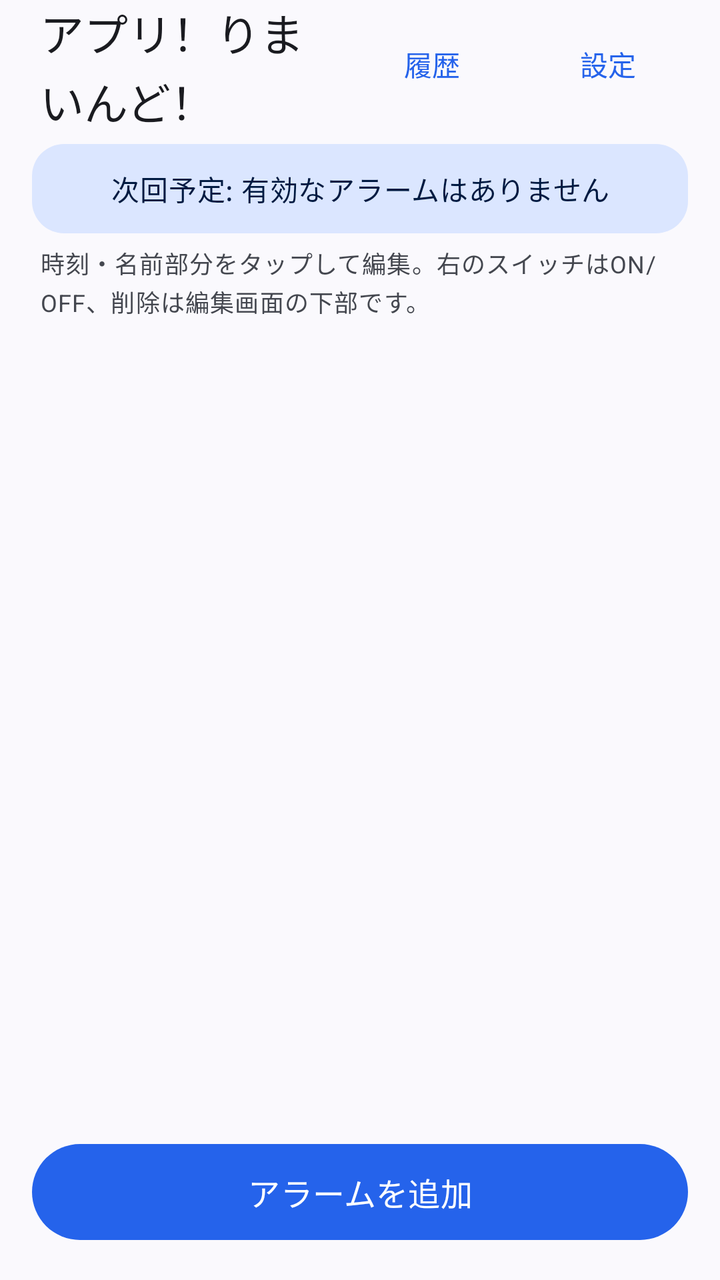
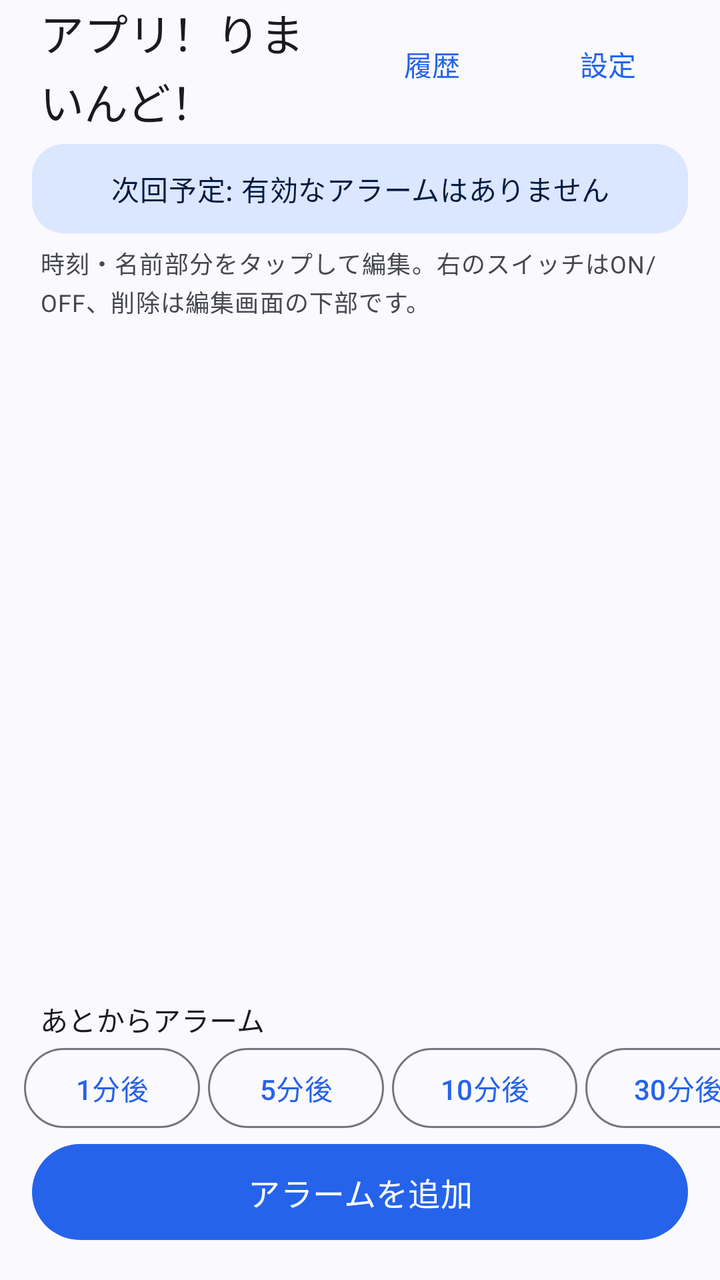

Compare the two renders of this Android layout. The source of the first and the diff that turns it into the second are given below.
<!-- AndroidManifest.xml: application theme Theme.AppAlarm -->
<!-- res/layout/activity_main.xml -->
<?xml version="1.0" encoding="utf-8"?>
<LinearLayout xmlns:android="http://schemas.android.com/apk/res/android" xmlns:app="http://schemas.android.com/apk/res-auto"
    android:layout_width="match_parent"
    android:layout_height="match_parent"
    android:background="?attr/colorSurface"
    android:fitsSystemWindows="true"
    android:orientation="vertical">

    <LinearLayout
        android:layout_width="match_parent"
        android:layout_height="64dp"
        android:gravity="center_vertical"
        android:orientation="horizontal"
        android:paddingStart="20dp"
        android:paddingEnd="12dp">

        <TextView
            android:layout_width="0dp"
            android:layout_height="wrap_content"
            android:layout_weight="1"
            android:text="@string/app_name"
            android:textAppearance="?attr/textAppearanceTitleLarge"
            android:textColor="?attr/colorOnSurface" />

        <Button
            android:id="@+id/btn_history"
            style="@style/Widget.Material3.Button.TextButton"
            android:layout_width="wrap_content"
            android:layout_height="wrap_content"
            android:text="履歴"
            android:textColor="?attr/colorPrimary" />
        <Button
            android:id="@+id/btn_settings"
            style="@style/Widget.Material3.Button.TextButton"
            android:layout_width="wrap_content"
            android:layout_height="wrap_content"
            android:text="設定"
            android:textColor="?attr/colorPrimary" />
    </LinearLayout>

    <HorizontalScrollView
        android:id="@+id/scroll_groups"
        android:layout_width="match_parent"
        android:layout_height="wrap_content"
        android:paddingStart="16dp"
        android:paddingEnd="16dp"
        android:scrollbars="none">

        <com.google.android.material.chip.ChipGroup
            android:id="@+id/chip_group_tags"
            android:layout_width="wrap_content"
            android:layout_height="wrap_content"
            app:selectionRequired="true"
            app:singleLine="true"
            app:singleSelection="true" />
    </HorizontalScrollView>

    <TextView
        android:id="@+id/tv_next_summary"
        android:layout_width="match_parent"
        android:layout_height="wrap_content"
        android:layout_marginStart="16dp"
        android:layout_marginTop="8dp"
        android:layout_marginEnd="16dp"
        android:background="@drawable/bg_summary"
        android:gravity="center"
        android:padding="12dp"
        android:text="次回予定: 有効なアラームはありません"
        android:textAppearance="?attr/textAppearanceBodyMedium"
        android:textColor="?attr/colorOnPrimaryContainer" />

    <TextView
        android:layout_width="match_parent"
        android:layout_height="wrap_content"
        android:layout_marginStart="20dp"
        android:layout_marginTop="6dp"
        android:layout_marginEnd="20dp"
        android:text="時刻・名前部分をタップして編集。右のスイッチはON/OFF、削除は編集画面の下部です。"
        android:textAppearance="?attr/textAppearanceBodySmall"
        android:textColor="?attr/colorOnSurfaceVariant" />

    <ListView
        android:id="@+id/alarm_list"
        android:layout_width="match_parent"
        android:layout_height="0dp"
        android:layout_weight="1"
        android:clipToPadding="false"
        android:divider="@null"
        android:dividerHeight="8dp"
        android:padding="16dp" />

    <Button
        android:id="@+id/btn_add_alarm"
        style="@style/Widget.Material3.Button"
        android:layout_width="match_parent"
        android:layout_height="56dp"
        android:layout_marginStart="16dp"
        android:layout_marginEnd="16dp"
        android:layout_marginBottom="16dp"
        android:text="@string/add_alarm"
        android:textSize="16sp" />

</LinearLayout>
<!-- resources referenced by this layout -->
<resources>
  <!-- drawable bg_summary (drawable) -->
  <?xml version="1.0" encoding="utf-8"?>
  <shape xmlns:android="http://schemas.android.com/apk/res/android" android:shape="rectangle">
      <corners android:radius="16dp" />
      <solid android:color="?attr/colorPrimaryContainer" />
  </shape>
  <string name="add_alarm">アラームを追加</string>
  <string name="app_name">アプリ！りまいんど！</string>
  <style name="Theme.AppAlarm" parent="Theme.Material3.DayNight.NoActionBar">
          <item name="colorPrimary">#2563EB</item>
          <item name="colorOnPrimary">#FFFFFF</item>
          <item name="colorPrimaryContainer">#DBE6FF</item>
          <item name="colorOnPrimaryContainer">#001A41</item>
          <item name="colorSecondary">#575E71</item>
          <item name="colorOnSecondary">#FFFFFF</item>
          <item name="colorSecondaryContainer">#DBE2F9</item>
          <item name="colorOnSecondaryContainer">#141B2C</item>
          <item name="android:colorBackground">#FAF9FD</item>
          <item name="colorSurface">#FAF9FD</item>
          <item name="colorOnSurface">#1A1B20</item>
          <item name="colorSurfaceVariant">#E1E2EC</item>
          <item name="colorOnSurfaceVariant">#44474F</item>
          <item name="colorSurfaceContainerLowest">#FFFFFF</item>
          <item name="colorSurfaceContainerLow">#F4F3F7</item>
          <item name="colorSurfaceContainer">#EEEDF1</item>
          <item name="colorSurfaceContainerHigh">#E8E7EB</item>
          <item name="colorSurfaceContainerHighest">#E3E2E6</item>
          <item name="colorOutline">#74777F</item>
          <item name="colorOutlineVariant">#C4C6D0</item>
          <item name="colorError">#BA1A1A</item>
          <item name="colorOnError">#FFFFFF</item>
          <item name="android:statusBarColor">?attr/colorSurface</item>
          <item name="android:navigationBarColor">?attr/colorSurface</item>
          <item name="android:windowLightStatusBar">true</item>
          <item name="android:windowLightNavigationBar">true</item>
      </style>
</resources>

<!-- the commit's change to res/layout/activity_main.xml (unified diff, before → after) -->
@@ -89,6 +89,32 @@
         android:dividerHeight="8dp"
         android:padding="16dp" />
 
+    <TextView
+        android:layout_width="match_parent"
+        android:layout_height="wrap_content"
+        android:layout_marginStart="20dp"
+        android:layout_marginEnd="20dp"
+        android:text="あとからアラーム"
+        android:textAppearance="?attr/textAppearanceTitleSmall"
+        android:textColor="?attr/colorOnSurface" />
+
+    <HorizontalScrollView
+        android:layout_width="match_parent"
+        android:layout_height="wrap_content"
+        android:scrollbars="none">
+        <LinearLayout
+            android:layout_width="wrap_content"
+            android:layout_height="wrap_content"
+            android:orientation="horizontal"
+            android:paddingStart="8dp"
+            android:paddingEnd="8dp">
+            <Button android:id="@+id/btn_quick_1" style="@style/Widget.Material3.Button.OutlinedButton" android:layout_width="wrap_content" android:layout_height="48dp" android:layout_marginStart="4dp" android:text="1分後" />
+            <Button android:id="@+id/btn_quick_5" style="@style/Widget.Material3.Button.OutlinedButton" android:layout_width="wrap_content" android:layout_height="48dp" android:layout_marginStart="4dp" android:text="5分後" />
+            <Button android:id="@+id/btn_quick_10" style="@style/Widget.Material3.Button.OutlinedButton" android:layout_width="wrap_content" android:layout_height="48dp" android:layout_marginStart="4dp" android:text="10分後" />
+            <Button android:id="@+id/btn_quick_30" style="@style/Widget.Material3.Button.OutlinedButton" android:layout_width="wrap_content" android:layout_height="48dp" android:layout_marginStart="4dp" android:layout_marginEnd="4dp" android:text="30分後" />
+        </LinearLayout>
+    </HorizontalScrollView>
+
     <Button
         android:id="@+id/btn_add_alarm"
         style="@style/Widget.Material3.Button"
